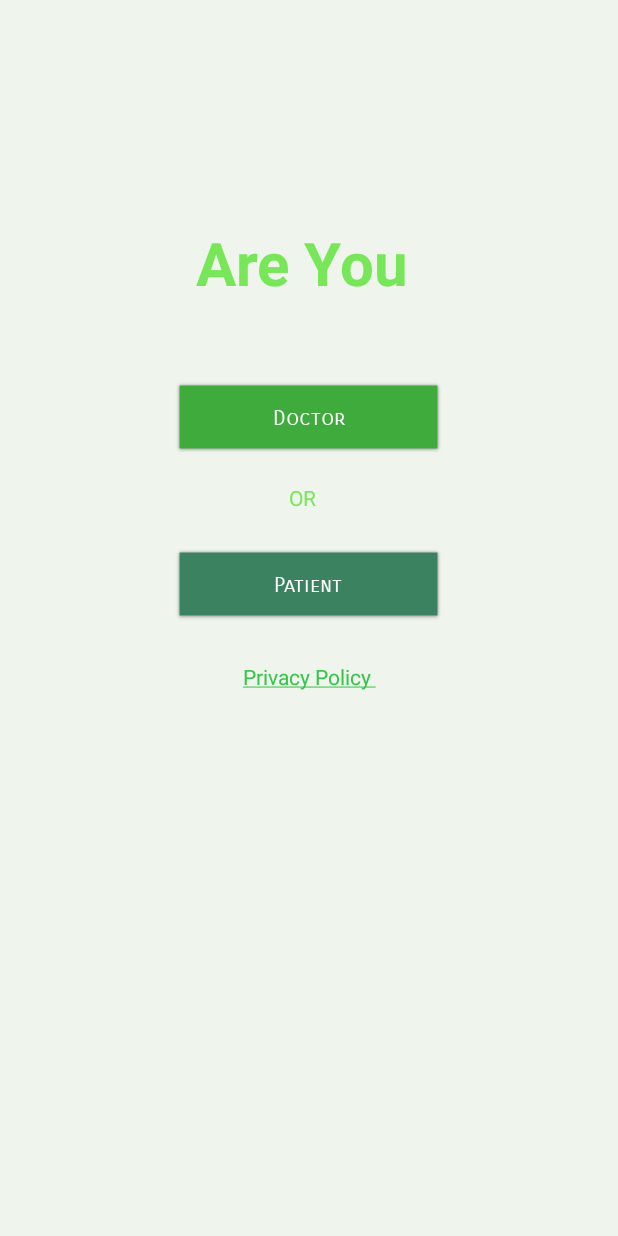
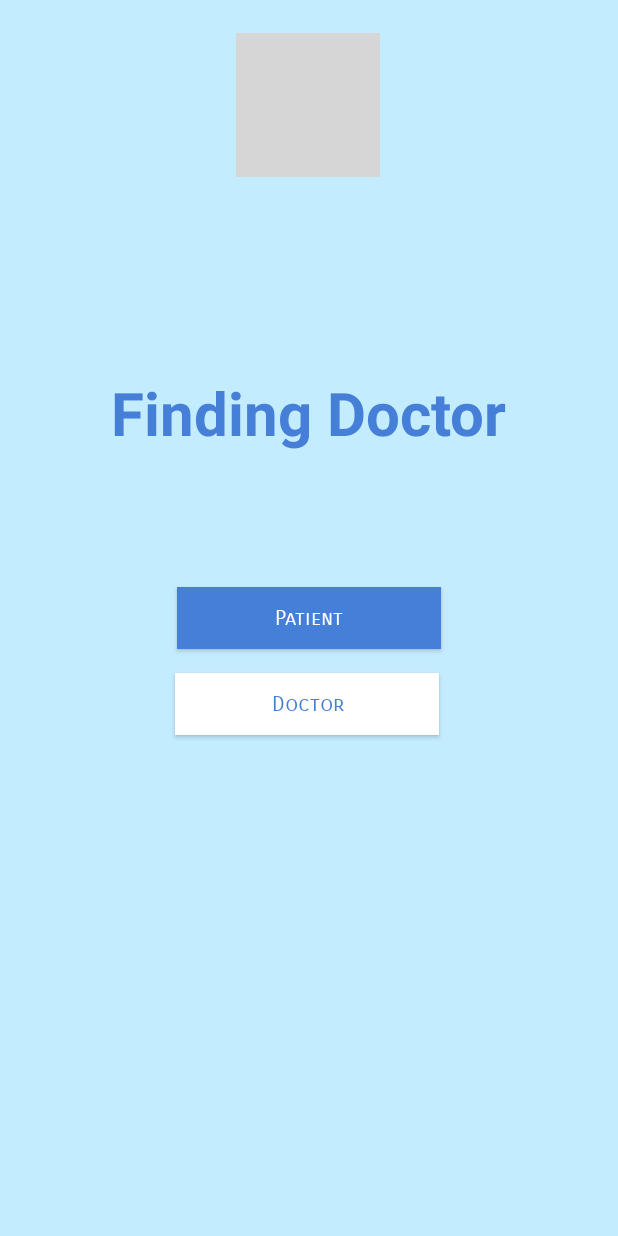
Before and after one commit to Haithamwaddah/DoctorAppointmentApp, an Android app: the screen it shows after launch (patientOrDoctorActivity), on a phone screen of 412 x 824 dp. Run offline under Robolectric (Android 15) with nearby library versions, the phone set to English and light mode, and no system bars; grey boxes are pictures that could not be loaded.

Commit message:
edited colour for landing page and main activity

```diff
--- a/app/src/main/java/com/id/drapp/patientOrDoctorActivity.java
+++ b/app/src/main/java/com/id/drapp/patientOrDoctorActivity.java
@@ -35,13 +35,13 @@ public class patientOrDoctorActivity extends AppCompatActivity {
 
         areYouDoctor = findViewById(R.id.areYouDoctor);
         areYouPatient = findViewById(R.id.areYouPatient);
-        privacyPolicy = findViewById(R.id.privacyPolicy);
+//        privacyPolicy = findViewById(R.id.privacyPolicy);
 
-        privacyPolicy.setClickable(true);
-        privacyPolicy.setMovementMethod(LinkMovementMethod.getInstance());
-
-        String text = "<a href='http://bhavya-arora.me/doctorave-privacy-policy'> Privacy Policy </a>";
-        privacyPolicy.setText(Html.fromHtml(text));
+//        privacyPolicy.setClickable(true);
+//        privacyPolicy.setMovementMethod(LinkMovementMethod.getInstance());
+//
+//        String text = "<a href='http://bhavya-arora.me/doctorave-privacy-policy'> Privacy Policy </a>";
+//        privacyPolicy.setText(Html.fromHtml(text));
 
         areYouDoctor.setOnClickListener(new View.OnClickListener() {
             @Override
--- a/app/src/main/res/layout-land/activity_patient_or_doctor.xml
+++ b/app/src/main/res/layout-land/activity_patient_or_doctor.xml
@@ -11,18 +11,14 @@
         android:id="@+id/whoAreYou"
         android:layout_width="wrap_content"
         android:layout_height="wrap_content"
-        android:layout_marginEnd="8dp"
-        android:layout_marginRight="8dp"
         android:layout_marginTop="28dp"
         android:elevation="2dp"
         android:text="Are You "
         android:textColor="@color/lightgreen"
         android:textSize="40sp"
         android:textStyle="bold"
-        app:layout_constraintEnd_toStartOf="@+id/guideline1"
-        app:layout_constraintHorizontal_bias="0.472"
-        app:layout_constraintStart_toStartOf="@+id/guideline1"
-        app:layout_constraintTop_toTopOf="parent" />
+        app:layout_constraintTop_toTopOf="parent"
+        tools:layout_editor_absoluteX="289dp" />
 
     <Button
         android:id="@+id/areYouDoctor"
@@ -78,11 +74,4 @@
         android:orientation="horizontal"
         app:layout_constraintGuide_percent="0.5"/>
 
-    <android.support.constraint.Guideline
-        android:layout_width="wrap_content"
-        android:layout_height="wrap_content"
-        android:id="@+id/guideline1"
-        android:orientation="vertical"
-        app:layout_constraintGuide_percent="0.5"/>
-
 </android.support.constraint.ConstraintLayout>
--- a/app/src/main/res/layout/activity_main.xml
+++ b/app/src/main/res/layout/activity_main.xml
@@ -4,7 +4,7 @@
     xmlns:tools="http://schemas.android.com/tools"
     android:layout_width="match_parent"
     android:layout_height="match_parent"
-    android:background="@color/loginCream"
+    android:background="@color/softblue"
     tools:context=".MainActivity">
 
 
@@ -12,30 +12,33 @@
         android:id="@+id/logo"
         android:layout_width="210dp"
         android:layout_height="220dp"
+        android:layout_marginStart="8dp"
+        android:layout_marginLeft="8dp"
+        android:layout_marginTop="72dp"
         android:layout_marginEnd="8dp"
-        android:layout_marginLeft="8dp"
         android:layout_marginRight="8dp"
-        android:layout_marginStart="8dp"
-        android:layout_marginTop="28dp"
+        app:layout_constraintBottom_toBottomOf="parent"
         app:layout_constraintEnd_toEndOf="parent"
+        app:layout_constraintHorizontal_bias="0.497"
         app:layout_constraintStart_toStartOf="parent"
         app:layout_constraintTop_toTopOf="parent"
-        app:srcCompat="@drawable/ic_logo" />
+        app:layout_constraintVertical_bias="0.0"
+        app:srcCompat="@drawable/steth" />
 
     <Button
         android:id="@+id/createAccount"
-        android:layout_width="wrap_content"
-        android:layout_height="wrap_content"
+        android:layout_width="172dp"
+        android:layout_height="40dp"
+        android:layout_marginStart="8dp"
+        android:layout_marginLeft="8dp"
+        android:layout_marginTop="304dp"
+        android:layout_marginEnd="8dp"
+        android:layout_marginRight="8dp"
         android:layout_marginBottom="8dp"
-        android:layout_marginEnd="8dp"
-        android:layout_marginLeft="8dp"
-        android:layout_marginRight="8dp"
-        android:layout_marginStart="8dp"
-        android:layout_marginTop="304dp"
-        android:textAllCaps="false"
-        android:background="@drawable/shadowlightgreen"
+        android:background="@color/blueish"
         android:fontFamily="sans-serif-smallcaps"
         android:text="@string/createAccount"
+        android:textAllCaps="false"
         app:layout_constraintBottom_toTopOf="@+id/loginButton"
         app:layout_constraintEnd_toEndOf="@+id/logo"
         app:layout_constraintStart_toStartOf="@+id/logo"
@@ -43,22 +46,23 @@
 
     <Button
         android:id="@+id/loginButton"
-        android:layout_width="wrap_content"
-        android:layout_height="wrap_content"
+        android:layout_width="172dp"
+        android:layout_height="40dp"
+        android:layout_marginStart="8dp"
+        android:layout_marginLeft="8dp"
+        android:layout_marginTop="8dp"
         android:layout_marginBottom="8dp"
-        android:layout_marginLeft="8dp"
-        android:layout_marginStart="8dp"
-        android:layout_marginTop="8dp"
-        android:background="@drawable/shadowdarkgreen"
+        android:background="@color/peputih"
         android:fontFamily="sans-serif-smallcaps"
         android:text="Login"
         android:textAllCaps="false"
+        android:textColor="@color/blueish"
         app:layout_constraintBottom_toBottomOf="parent"
         app:layout_constraintEnd_toEndOf="@+id/createAccount"
         app:layout_constraintHorizontal_bias="1.0"
         app:layout_constraintStart_toStartOf="@+id/createAccount"
         app:layout_constraintTop_toBottomOf="@+id/logo"
-        app:layout_constraintVertical_bias="0.478" />
+        app:layout_constraintVertical_bias="0.422" />
 
 
 </android.support.constraint.ConstraintLayout>
--- a/app/src/main/res/layout/activity_patient_or_doctor.xml
+++ b/app/src/main/res/layout/activity_patient_or_doctor.xml
@@ -4,72 +4,59 @@
     xmlns:tools="http://schemas.android.com/tools"
     android:layout_width="match_parent"
     android:layout_height="match_parent"
-    android:background="@color/loginCream"
+    android:background="@color/softblue"
     tools:context=".patientOrDoctorActivity">
 
     <TextView
         android:id="@+id/whoAreYou"
         android:layout_width="wrap_content"
         android:layout_height="wrap_content"
+        android:layout_marginTop="248dp"
         android:layout_marginEnd="8dp"
         android:layout_marginRight="8dp"
-        android:layout_marginTop="148dp"
         android:elevation="2dp"
-        android:text="Are You "
-        android:textColor="@color/lightgreen"
+        android:text="Finding Doctor"
+        android:textColor="@color/blueish"
         android:textSize="40sp"
         android:textStyle="bold"
         app:layout_constraintEnd_toStartOf="@+id/guideline1"
-        app:layout_constraintHorizontal_bias="0.472"
+        app:layout_constraintHorizontal_bias="0.478"
         app:layout_constraintStart_toStartOf="@+id/guideline1"
         app:layout_constraintTop_toTopOf="parent" />
 
     <Button
+        android:id="@+id/areYouPatient"
+        android:layout_width="176dp"
+        android:layout_height="41dp"
+        android:background="@color/blueish"
+        android:fontFamily="sans-serif-smallcaps"
+        android:text="Patient"
+        android:textAllCaps="false"
+
+        app:layout_constraintBottom_toBottomOf="parent"
+        app:layout_constraintEnd_toEndOf="parent"
+        app:layout_constraintStart_toStartOf="parent"
+        app:layout_constraintTop_toTopOf="parent" />
+
+
+    <Button
         android:id="@+id/areYouDoctor"
-        android:layout_width="wrap_content"
-        android:layout_height="wrap_content"
+        android:layout_width="176dp"
+        android:layout_height="41dp"
+        android:layout_marginStart="8dp"
         android:layout_marginLeft="8dp"
-        android:layout_marginStart="8dp"
-        android:layout_marginTop="52dp"
-        android:background="@drawable/shadowlightgreen"
+        android:layout_marginTop="16dp"
+        android:background="#ffffff"
         android:fontFamily="sans-serif-smallcaps"
         android:text="Doctor"
         android:textAllCaps="false"
+        android:textColor="@color/blueish"
+        app:layout_constraintBottom_toBottomOf="parent"
         app:layout_constraintEnd_toEndOf="@+id/whoAreYou"
-        app:layout_constraintHorizontal_bias="0.636"
+        app:layout_constraintHorizontal_bias="0.437"
         app:layout_constraintStart_toStartOf="@+id/whoAreYou"
-        app:layout_constraintTop_toBottomOf="@+id/whoAreYou" />
-
-    <TextView
-        android:id="@+id/or"
-        android:layout_width="wrap_content"
-        android:layout_height="wrap_content"
-        android:layout_marginEnd="8dp"
-        android:layout_marginLeft="8dp"
-        android:layout_marginRight="8dp"
-        android:layout_marginStart="8dp"
-        android:layout_marginTop="20dp"
-        android:text="OR"
-        android:textColor="@color/lightgreen"
-        app:layout_constraintEnd_toEndOf="@+id/areYouDoctor"
-        app:layout_constraintHorizontal_bias="0.472"
-        app:layout_constraintStart_toStartOf="@+id/areYouDoctor"
-        app:layout_constraintTop_toBottomOf="@+id/areYouDoctor" />
-
-    <Button
-        android:id="@+id/areYouPatient"
-        android:layout_width="wrap_content"
-        android:layout_height="wrap_content"
-        android:layout_marginLeft="8dp"
-        android:layout_marginStart="8dp"
-        android:layout_marginTop="24dp"
-        android:background="@drawable/shadowdarkgreen"
-        android:fontFamily="sans-serif-smallcaps"
-        android:text="Patient"
-        android:textAllCaps="false"
-        app:layout_constraintEnd_toEndOf="@+id/or"
-        app:layout_constraintStart_toStartOf="@+id/or"
-        app:layout_constraintTop_toBottomOf="@+id/or" />
+        app:layout_constraintTop_toBottomOf="@+id/areYouPatient"
+        app:layout_constraintVertical_bias="0.0" />
 
     <android.support.constraint.Guideline
         android:layout_width="wrap_content"
@@ -85,22 +72,16 @@
         android:orientation="vertical"
         app:layout_constraintGuide_percent="0.5"/>
 
-    <TextView
-        android:id="@+id/privacyPolicy"
+    <ImageView
+        android:id="@+id/imageView2"
         android:layout_width="wrap_content"
         android:layout_height="wrap_content"
-        android:layout_marginEnd="8dp"
-        android:layout_marginLeft="8dp"
-        android:layout_marginRight="8dp"
-        android:layout_marginStart="8dp"
-        android:linksClickable="true"
-        android:clickable="true"
-        android:layout_marginTop="28dp"
-        android:text="@string/privacyterms"
-        android:textColor="@color/lightgreen"
-        app:layout_constraintEnd_toEndOf="@+id/areYouPatient"
-        app:layout_constraintHorizontal_bias="0.509"
-        app:layout_constraintStart_toStartOf="@+id/areYouPatient"
-        app:layout_constraintTop_toBottomOf="@+id/areYouPatient" />
+        app:layout_constraintBottom_toBottomOf="parent"
+        app:layout_constraintEnd_toEndOf="parent"
+        app:layout_constraintHorizontal_bias="0.497"
+        app:layout_constraintStart_toStartOf="parent"
+        app:layout_constraintTop_toTopOf="parent"
+        app:layout_constraintVertical_bias="0.03"
+        app:srcCompat="@drawable/doc" />
 
 </android.support.constraint.ConstraintLayout>
--- a/app/src/main/res/values/colors.xml
+++ b/app/src/main/res/values/colors.xml
@@ -1,14 +1,16 @@
 <?xml version="1.0" encoding="utf-8"?>
 <resources>
-    <color name="colorPrimary">@color/loginCream</color>
+    <color name="colorPrimary">@color/blueish</color>
     <color name="colorPrimaryDark">@color/loginCream</color>
     <color name="colorAccent">#FF4081</color>
     <color name="loginCream">#eff5ed</color>
     <color name="colorRotate">#FFEBF5E7</color>
     <color name="lightgreen">#FF77E759</color>
     <color name="actionBar">#FF36C44B</color>
-
+    <color name="blueish">#467fd7</color>
     <color name="viewBg">#f1f5f8</color>
     <color name="album_title">#809779</color>
     <color name="noInternet">#FFAACE9F</color>
+    <color name="peputih">#FFFFFF</color>
+    <color name="softblue">#c4ecff</color>
 </resources>
```
